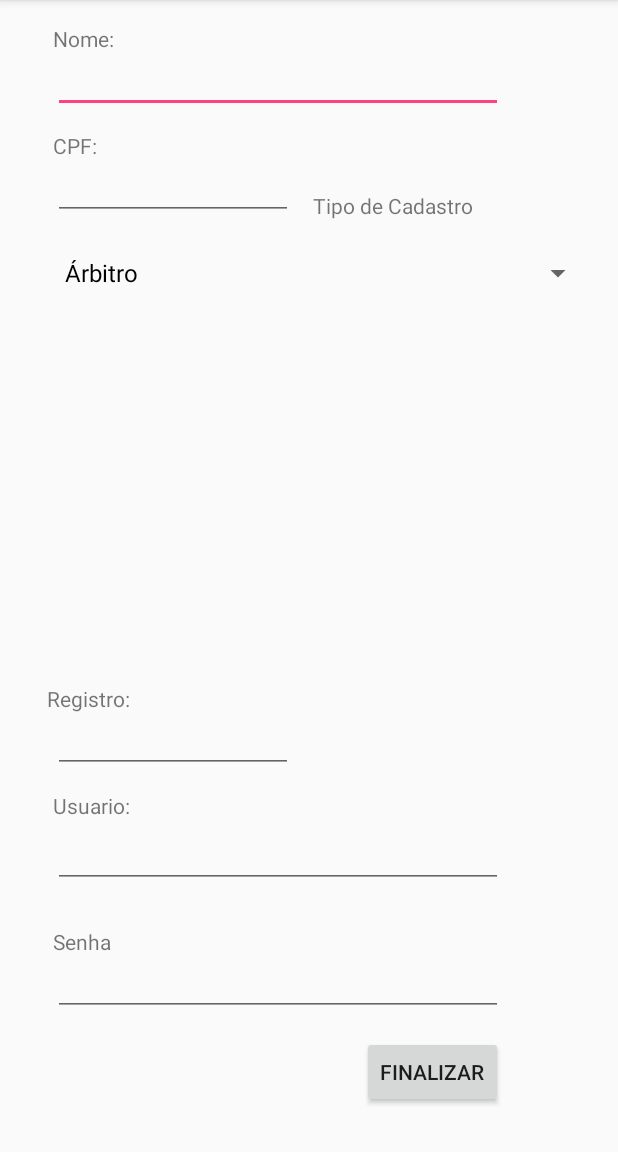
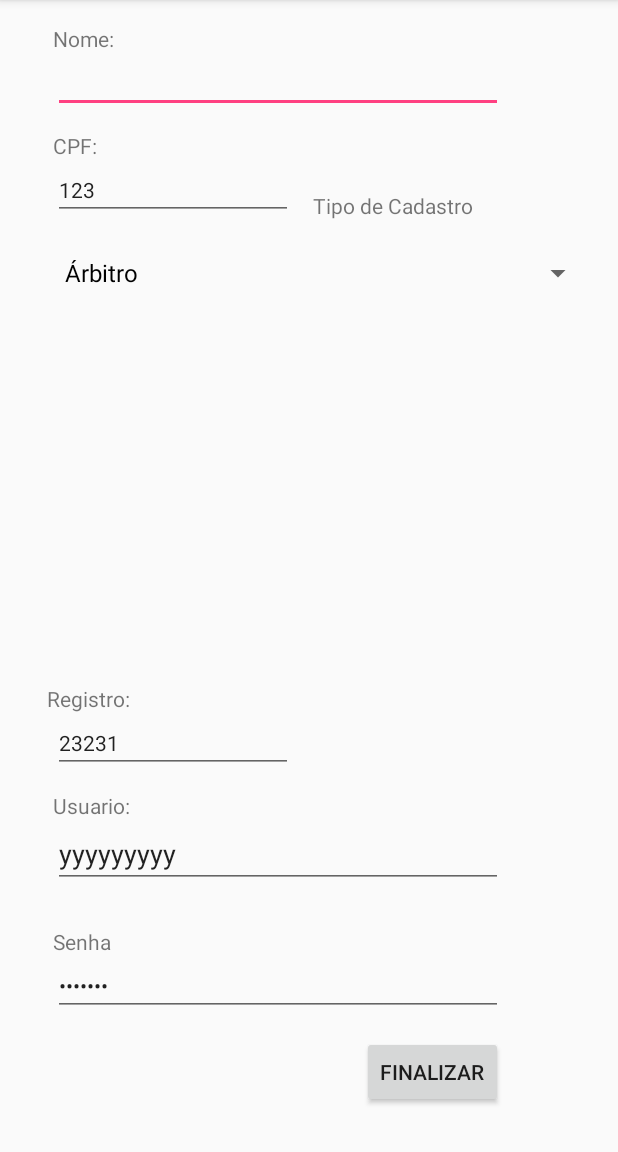
Before and after one commit to BlueTub/SumulaEletronica, an Android app: the ActivityCadastro screen opened directly, with no data from a screen before it, after a tap on "FINALIZAR", on a phone screen of 412 x 824 dp, the part 84-1236 px from its top. Run offline under Robolectric (Android 15) with nearby library versions, the phone set to English and light mode, and no system bars; our stand-ins replace Volley; network calls fail.

Commit message:
cadastro

```diff
--- a/app/build.gradle
+++ b/app/build.gradle
@@ -31,17 +31,13 @@ android {
 }
 
 dependencies {
-    compile fileTree(dir: 'libs', include: ['*.jar'])
+    compile fileTree(include: ['*.jar'], dir: 'libs')
     androidTestCompile('com.android.support.test.espresso:espresso-core:2.2.2', {
         exclude group: 'com.android.support', module: 'support-annotations'
     })
     //compile 'com.android.support:appcompat-v7:22.2.0'
-
     //Retrofit
-
     //compile files ('libs/retrofit-2.1.0.jar')
-
-
     compile 'com.android.support:appcompat-v7:24.2.1'
     compile 'com.android.support:design:24.2.1'
     compile 'com.squareup.retrofit2:retrofit:2.1.0'
--- a/app/src/main/java/com/projeto/sumula/sumulaeletronica/persistence/CadastroJson.java
+++ b/app/src/main/java/com/projeto/sumula/sumulaeletronica/persistence/CadastroJson.java
@@ -39,72 +39,83 @@ public class CadastroJson {
 
         RequestQueue queue = Volley.newRequestQueue(context);
 
-        StringRequest postRequest = new StringRequest(Request.Method.POST, BaseURL.URL.caminho + "cadastro/insereCadastro",
-                new Response.Listener<String>()
-                {
-                    @Override
-                    public void onResponse(String response) {
-                        // response
-                        Log.d("Response", response);
-                    }
-                },
-                new Response.ErrorListener()
-                {
-                    @Override
-                    public void onErrorResponse(VolleyError error) {
-                        //Log.d("Error.Response", error.getMessage());
-                    }
-                }
-        ) {
-            @Override
-            protected Map<String, String> getParams()
-            {
-                Map<String, String>  params = new HashMap<>();
+//        StringRequest postRequest = new StringRequest(Request.Method.POST, BaseURL.URL.caminho + "cadastro/insereCadastro",
+//                new Response.Listener<String>()
+//                {
+//                    @Override
+//                    public void onResponse(String response) {
+//                        // response
+//                        try {
+//                            Log.d("Response", response);
+//                        }catch (Exception e){
+//                            e.printStackTrace();
+//                        }
+//                    }
+//                },
+//                new Response.ErrorListener()
+//                {
+//                    @Override
+//                    public void onErrorResponse(VolleyError error) {
+//                        try {
+//                            Log.d("Error.Response", error.getMessage());
+//                        }catch (Exception e){
+//                            e.printStackTrace();
+//                        }
+//
+//                    }
+//                }
+//        ) {
+//            @Override
+//            protected Map<String, String> getParams()
+//            {
+//                Map<String, String>  params = new HashMap<>();
+//
+//                params.put("nome", cadastro.getNome());
+//                params.put("cpf", cadastro.getCpf());
+//                params.put("registro", cadastro.getRegistro());
+//                params.put("tipo", cadastro.getTipo().name());
+//                params.put("usuario", cadastro.getUsuario().getUsuario());
+//                params.put("senha", cadastro.getUsuario().getSenha());
+//                Log.d("Request", cadastro.getNome());
+//                return params;
+//            }
+//
+//            @Override
+//            public Map<String, String> getHeaders() throws AuthFailureError {
+//                Map<String,String> params = new HashMap<>();
+//                params.put("Content-Type","application/json");
+//                return params;
+//            }
+//        };
 
+        Map<String, String> params = new HashMap();
         params.put("nome", cadastro.getNome());
         params.put("cpf", cadastro.getCpf());
         params.put("registro", cadastro.getRegistro());
         params.put("tipo", cadastro.getTipo().name());
         params.put("usuario", cadastro.getUsuario().getUsuario());
         params.put("senha", cadastro.getUsuario().getSenha());
-                Log.d("Request", cadastro.getNome());
-                return params;
+        Log.d("Request", cadastro.getUsuario().getUsuario());
+
+        JSONObject parameters = new JSONObject(params);
+
+        JsonObjectRequest postRequest = new JsonObjectRequest(Request.Method.POST, BaseURL.URL.caminho + "cadastro/insereCadastro", parameters,
+                new Response.Listener<JSONObject>() {
+            @Override
+            public void onResponse(JSONObject response) {
+                Log.i("Response", "SUCESSO : " + response);
             }
 
+        }, new Response.ErrorListener() {
             @Override
-            public Map<String, String> getHeaders() throws AuthFailureError {
-                Map<String,String> params = new HashMap<>();
-                params.put("Content-Type","application/json");
-                return params;
+            public void onErrorResponse(VolleyError error) {
+                error.printStackTrace();
             }
-        };
 
-//        Map<String, String> params = new HashMap();
-//        params.put("nome", cadastro.getNome());
-//        params.put("cpf", cadastro.getCpf());
-//        params.put("registro", cadastro.getRegistro());
-//        params.put("tipo", cadastro.getTipo().name());
-//        params.put("usuario", cadastro.getUsuario().getUsuario());
-//        params.put("senha", cadastro.getUsuario().getSenha());
-//        Log.d("Request", cadastro.getUsuario().getUsuario());
-//
-//        JSONObject parameters = new JSONObject(params);
-//
-//        JsonObjectRequest postRequest = new JsonObjectRequest(Request.Method.POST, BaseURL.URL.caminho + "cadastro/insereCadastro", parameters,
-//                new Response.Listener<JSONObject>() {
-//            @Override
-//            public void onResponse(JSONObject response) {
-//                Log.i("Response", "SUCESSO : " + response);
-//            }
-//
-//        }, new Response.ErrorListener() {
-//            @Override
-//            public void onErrorResponse(VolleyError error) {
-//                error.printStackTrace();
-//            }
-//
-//
-//        });
+
+
+
+        });
 
         queue.add(postRequest);
     }
--- a/app/src/main/res/layout/activity_cadastro.xml
+++ b/app/src/main/res/layout/activity_cadastro.xml
@@ -19,14 +19,15 @@
         android:layout_marginStart="19dp" />
 
     <EditText
+        android:id="@+id/txtNome"
         android:layout_width="300dp"
         android:layout_height="wrap_content"
+        android:layout_alignStart="@+id/tvNome"
+        android:layout_below="@+id/tvNome"
+        android:ems="10"
         android:inputType="textPersonName"
-        android:ems="10"
-        android:id="@+id/txtNome"
         android:textSize="14sp"
-        android:layout_below="@+id/tvNome"
-        android:layout_alignStart="@+id/tvNome" />
+        tools:text="eeeee" />
 
     <TextView
         android:text="CPF:"
@@ -38,26 +39,28 @@
         android:id="@+id/tvCPF" />
 
     <EditText
+        android:id="@+id/txtCPF"
         android:layout_width="wrap_content"
         android:layout_height="wrap_content"
+        android:layout_alignStart="@+id/tvCPF"
+        android:layout_below="@+id/tvCPF"
         android:ems="10"
-        android:layout_below="@+id/tvCPF"
-        android:layout_alignStart="@+id/tvCPF"
-        android:id="@+id/txtCPF"
-        android:textSize="14sp"
-        android:inputType="number" />
+        android:inputType="number"
+        android:text="123"
+        android:textSize="14sp" />
 
 
     <EditText
+        android:id="@+id/txtUsuario"
         android:layout_width="wrap_content"
         android:layout_height="wrap_content"
-        android:inputType="textEmailAddress"
-        android:ems="10"
-        android:layout_marginBottom="160dp"
-        android:id="@+id/txtUsuario"
+        android:layout_alignEnd="@+id/txtNome"
         android:layout_alignParentBottom="true"
         android:layout_alignStart="@+id/txtCPF"
-        android:layout_alignEnd="@+id/txtNome" />
+        android:layout_marginBottom="160dp"
+        android:ems="10"
+        android:inputType="textEmailAddress"
+        android:text="yyyyyyyyy" />
 
     <TextView
         android:text="Usuario:"
@@ -85,15 +88,16 @@
         android:id="@+id/tvSenha" />
 
     <EditText
+        android:id="@+id/txtSenha"
         android:layout_width="wrap_content"
         android:layout_height="wrap_content"
+        android:layout_alignEnd="@+id/txtUsuario"
+        android:layout_alignStart="@+id/tvSenha"
+        android:layout_below="@+id/tvSenha"
+        android:ems="10"
         android:inputType="textPassword"
-        android:ems="10"
-        android:id="@+id/txtSenha"
-        android:textSize="14sp"
-        android:layout_below="@+id/tvSenha"
-        android:layout_alignStart="@+id/tvSenha"
-        android:layout_alignEnd="@+id/txtUsuario" />
+        android:text="rrrrrrr"
+        android:textSize="14sp" />
 
     <Button
         android:text="Finalizar"
@@ -105,15 +109,16 @@
         android:layout_marginBottom="13dp" />
 
     <EditText
+        android:id="@+id/txtRegistro"
         android:layout_width="wrap_content"
         android:layout_height="wrap_content"
-        android:inputType="textPersonName"
-        android:ems="10"
-        android:id="@+id/txtRegistro"
-        android:textSize="14sp"
         android:layout_above="@+id/tvUsuario"
         android:layout_alignStart="@+id/tvUsuario"
-        android:layout_marginBottom="12dp" />
+        android:layout_marginBottom="12dp"
+        android:ems="10"
+        android:inputType="textPersonName"
+        android:text="23231"
+        android:textSize="14sp" />
 
     <TextView
         android:text="Tipo de Cadastro"
```
Also changed, not shown: gradle/wrapper/gradle-wrapper.properties. Lines whose indentation alone changed are shown as unchanged.
